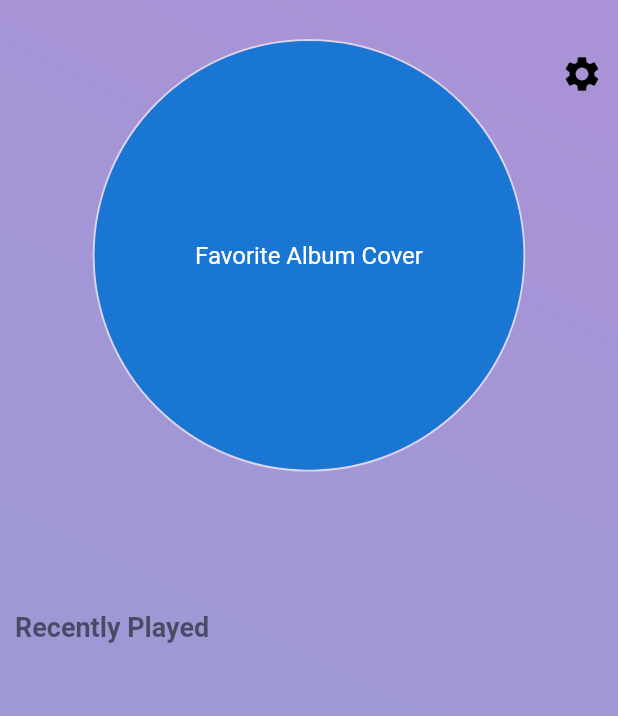
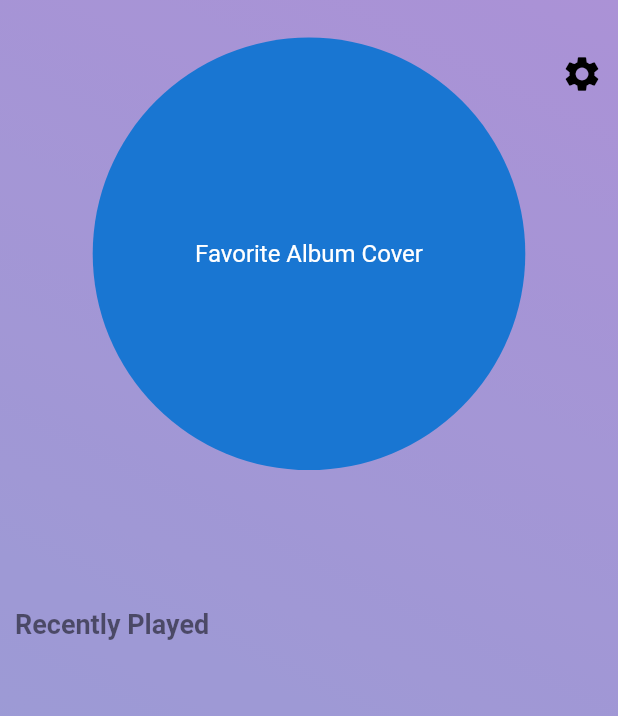
Before and after one commit to iberatkaya/playify_app, a Flutter app: the ProfileScreen widget shown alone on an empty page, opened directly, on a phone screen of 412 x 824 dp. Shown: the top 716 px of the screen. Run offline on Flutter 3.47's test engine with Material 2 defaults, Android fonts, the phone set to English and light mode, and no system bars; our stand-ins replace flutter_redux, font_awesome_flutter, palette_generator, permission_handler, pie_chart, redux and 2 more; missing offline and left inert: app_settings, flutter_statusbarcolor, playify; accounts and stored records are empty; statements that could not run were skipped.

Commit message:
Added optimizations for album covers by getting smaller covers based on device width, updated profile page

```diff
--- a/lib/screens/home.dart
+++ b/lib/screens/home.dart
@@ -178,7 +178,9 @@ class _HomeScreenState extends State<HomeScreen> with TickerProviderStateMixin {
   Future<void> updateLibrary() async {
     try {
       //final stopwatch = Stopwatch()..start();
-      var res = await playify.getAllSongs(coverArtSize: 400);
+      int desiredWidth =
+          ((MediaQuery.of(context).size.width / 2) < 400) ? (MediaQuery.of(context).size.width ~/ 2) : 400;
+      var res = await playify.getAllSongs(coverArtSize: desiredWidth);
       List<Map<String, dynamic>> artistsMap = res.map((e) => artistToMap(e)).toList();
       var prefs = await SharedPreferences.getInstance();
       await prefs.setString("artists", json.encode(artistsMap));
@@ -263,7 +265,10 @@ class _HomeScreenState extends State<HomeScreen> with TickerProviderStateMixin {
   Future<void> fetchCurrentSong() async {
     try {
       if (currentSong == null) {
-        var res = await playify.nowPlaying();
+        int desiredWidth = (MediaQuery.of(context).size.width.toInt() < 800)
+            ? MediaQuery.of(context).size.width.toInt()
+            : 800;
+        var res = await playify.nowPlaying(coverArtSize: desiredWidth);
         setState(() {
           currentSong = res;
           updateBackgroundColor();
@@ -274,7 +279,11 @@ class _HomeScreenState extends State<HomeScreen> with TickerProviderStateMixin {
       //This is done in order to speed up the periodic timer
       var res = await playify.nowPlaying(coverArtSize: 1);
       if (!isEqual(currentSong.song, res.song)) {
-        res = await playify.nowPlaying();
+        int desiredWidth = (MediaQuery.of(context).size.width.toInt() < 800)
+            ? MediaQuery.of(context).size.width.toInt()
+            : 800;
+
+        res = await playify.nowPlaying(coverArtSize: desiredWidth);
         setState(() {
           currentSong = res;
           updateBackgroundColor();
@@ -496,7 +505,6 @@ class _HomeScreenState extends State<HomeScreen> with TickerProviderStateMixin {
                                 if (currentSong != null)
                                   Container(
                                     decoration: BoxDecoration(
-                                        color: Colors.grey[400],
                                         shape: BoxShape.rectangle,
                                         image: currentSong.album.coverArt != null
                                             ? DecorationImage(
@@ -512,6 +520,8 @@ class _HomeScreenState extends State<HomeScreen> with TickerProviderStateMixin {
                                         color: Colors.grey[400], borderRadius: BorderRadius.circular(8)),
                                     height: MediaQuery.of(context).size.height * 0.5,
                                     width: MediaQuery.of(context).size.height * 0.5,
+                                    alignment: Alignment.center,
+                                    child: CircularProgressIndicator(),
                                   ),
                                 if (currentSong != null)
                                   Positioned(
--- a/lib/screens/profile.dart
+++ b/lib/screens/profile.dart
@@ -24,8 +24,8 @@ class _ProfileScreenState extends State<ProfileScreen> with SingleTickerProvider
 
   @override
   void initState() {
+    initAnimation();
     getCurrentMood(); // Initiliaze When Profile Page is shown
-    initAnimation();
     super.initState();
   }
 
@@ -50,7 +50,7 @@ class _ProfileScreenState extends State<ProfileScreen> with SingleTickerProvider
     ).animate(animationController);
   }
 
-  /// Function Returns Current Mood
+  ///Function that returns current mood
   getCurrentMood() async {
     try {
       var local = await getMood();
@@ -65,7 +65,6 @@ class _ProfileScreenState extends State<ProfileScreen> with SingleTickerProvider
   @override
   Widget build(BuildContext context) {
     final height = MediaQuery.of(context).size.height;
-    final width = MediaQuery.of(context).size.width;
     final fontsize = MediaQuery.of(context).textScaleFactor;
 
     return StoreProvider(
@@ -82,7 +81,7 @@ class _ProfileScreenState extends State<ProfileScreen> with SingleTickerProvider
                   color2: Colors.deepPurple[400],
                 ),
 
-                /// All Profile UI
+                ///All Profile UI
                 SafeArea(
                   child: ListView(
                     children: <Widget>[
@@ -98,30 +97,25 @@ class _ProfileScreenState extends State<ProfileScreen> with SingleTickerProvider
                         ),
                       ),*/
 
-                      /// Profile Picture Card
-                      Padding(
-                        padding: const EdgeInsets.all(1.0),
+                      ///Profile Picture Card
+                      GestureDetector(
+                        onTap: () {
+                          Navigator.of(context).push(
+                            MaterialPageRoute(
+                              builder: (context) =>
+                                  ListScreen(listType: MusicListType.album, album: favAlbum),
+                            ),
+                          );
+                        },
                         child: Container(
                           height: height * 0.35,
                           margin: EdgeInsets.only(top: 25),
                           child: Container(
-                            decoration: BoxDecoration(
-                              shape: BoxShape.circle,
-                              border: Border.all(
-                                width: 1.3,
-                                color: Colors.white60,
-                                style: BorderStyle.solid,
-                              ),
-                            ),
                             child: favAlbum != null
-                                ? CircleAvatar(
-                                    child: ClipOval(
-                                      child: Image.memory(favAlbum.coverArt),
-                                    ),
-                                  )
+                                ? Image.memory(favAlbum.coverArt)
                                 : CircleAvatar(
                                     child: Text(favAlbum != null
-                                        ? favAlbum.title.substring(0, 2)
+                                        ? favAlbum.title.substring(0, 2).toUpperCase()
                                         : "Favorite Album Cover"),
                                   ),
                           ),
@@ -230,8 +224,10 @@ class _ProfileScreenState extends State<ProfileScreen> with SingleTickerProvider
                                     icon: album.coverArt != null ? Image.memory(album.coverArt) : null,
                                     fn: () => Navigator.of(context).push(
                                       MaterialPageRoute(
-                                        builder: (context) =>
-                                            ListScreen(listType: MusicListType.album, album: album),
+                                        builder: (context) => ListScreen(
+                                          listType: MusicListType.album,
+                                          album: album,
+                                        ),
                                       ),
                                     ),
                                   );
--- a/lib/screens/settings.dart
+++ b/lib/screens/settings.dart
@@ -46,8 +46,10 @@ class _SettingsScreenState extends State<SettingsScreen> {
       setState(() {
         updatingLibrary = true;
       });
+      int desiredWidth =
+          ((MediaQuery.of(context).size.width / 2) < 400) ? (MediaQuery.of(context).size.width ~/ 2) : 400;
       var playify = Playify();
-      var res = await playify.getAllSongs(coverArtSize: 400);
+      var res = await playify.getAllSongs(coverArtSize: desiredWidth);
       List<Map<String, dynamic>> artistsMap = res.map((e) => artistToMap(e)).toList();
       var prefs = await SharedPreferences.getInstance();
       await prefs.setString("artists", json.encode(artistsMap));
```
